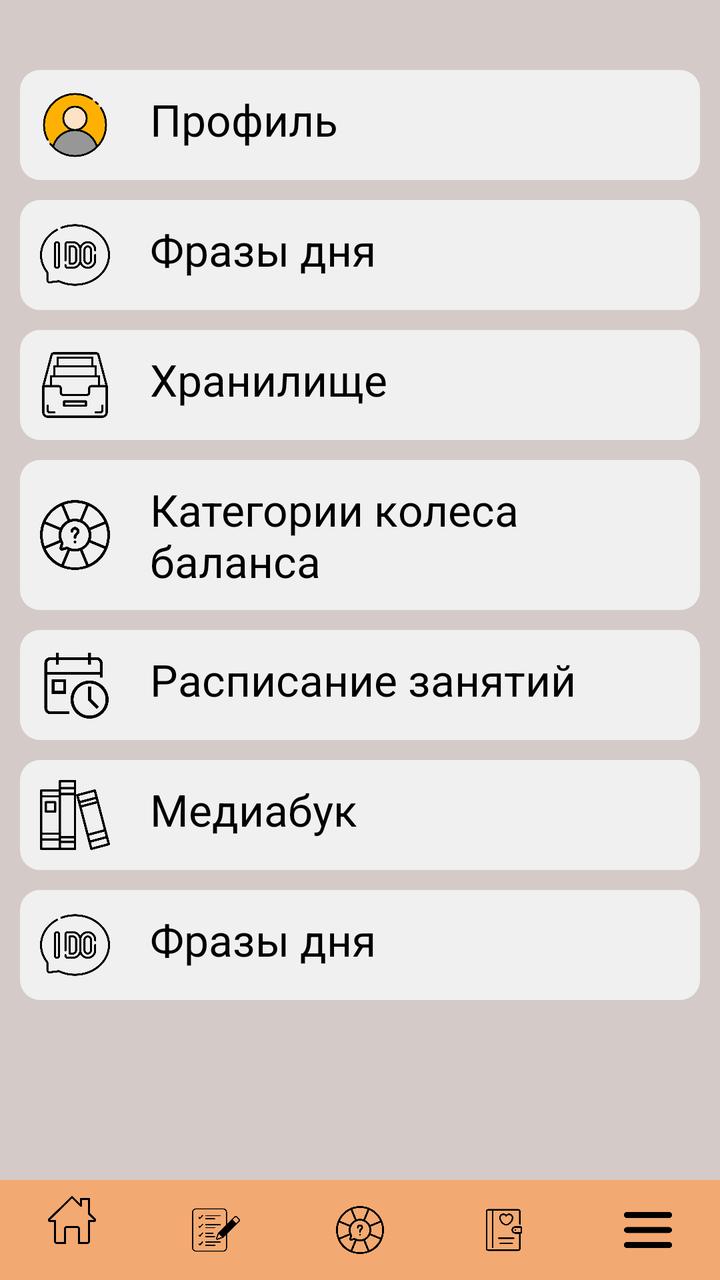
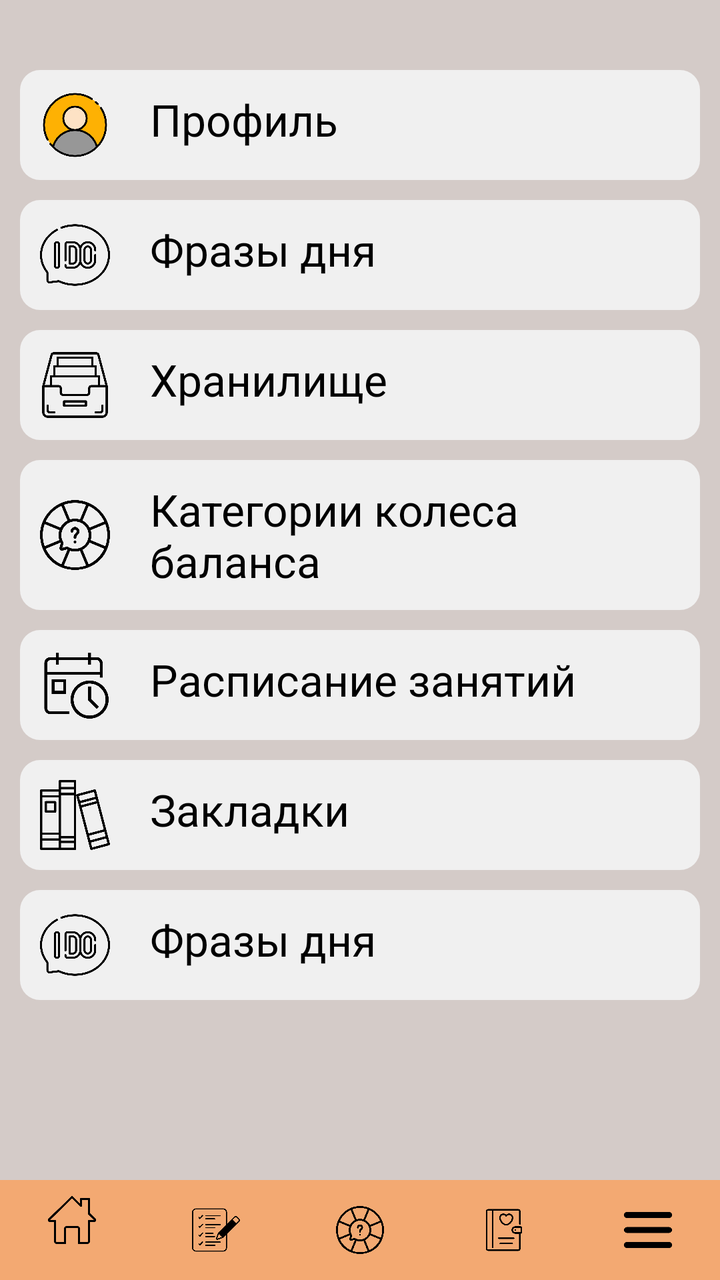

Compare the two renders of this Android layout. The source of the first and the diff that turns it into the second are given below.
<!-- AndroidManifest.xml: application theme Theme.Assistant -->
<!-- res/layout/activity_side_menu.xml -->
<?xml version="1.0" encoding="utf-8"?>
<RelativeLayout xmlns:android="http://schemas.android.com/apk/res/android"
    xmlns:app="http://schemas.android.com/apk/res-auto"
    xmlns:tools="http://schemas.android.com/tools"
    android:layout_width="match_parent"
    android:layout_height="match_parent"
    android:background="@color/background_main"
    tools:context=".SideMenuActivity"
    android:scrollbars="vertical">

    <ScrollView
        android:layout_width="match_parent"
        android:layout_height="match_parent">
        <RelativeLayout
            android:layout_width="match_parent"
            android:layout_height="wrap_content"
            android:orientation="vertical">


            <LinearLayout
                android:layout_width="match_parent"
                android:layout_height="wrap_content"
                android:orientation="vertical"
                android:layout_marginHorizontal="10dp"
                android:layout_marginTop="30dp"
                android:layout_marginBottom="70dp">

                <LinearLayout
                    android:layout_width="match_parent"
                    android:layout_height="wrap_content"
                    android:orientation="horizontal"
                    android:background="@drawable/image_btn_style"
                    android:paddingVertical="10dp"
                    android:layout_marginVertical="5dp">

                    <ImageView
                        android:layout_width="35dp"
                        android:layout_height="35dp"
                        android:background="@drawable/profile"
                        android:layout_marginHorizontal="10dp"
                        android:layout_gravity="center"/>
                    <TextView
                        android:layout_width="match_parent"
                        android:layout_height="wrap_content"
                        android:text="Профиль"
                        android:textSize="22dp"
                        android:textColor="@color/black"
                        android:layout_marginHorizontal="10dp"/>

                </LinearLayout>

                <LinearLayout
                    android:layout_width="match_parent"
                    android:layout_height="wrap_content"
                    android:orientation="horizontal"
                    android:background="@drawable/image_btn_style"
                    android:paddingVertical="10dp"
                    android:layout_marginVertical="5dp">

                    <ImageView
                        android:layout_width="35dp"
                        android:layout_height="35dp"
                        android:background="@drawable/day_phrase"
                        android:layout_marginHorizontal="10dp"
                        android:layout_gravity="center"/>
                    <TextView
                        android:layout_width="match_parent"
                        android:layout_height="wrap_content"
                        android:text="Фразы дня"
                        android:textSize="22dp"
                        android:textColor="@color/black"
                        android:layout_marginHorizontal="10dp"/>

                </LinearLayout>

                <LinearLayout
                    android:layout_width="match_parent"
                    android:layout_height="wrap_content"
                    android:id="@+id/goStorageActivity"
                    android:orientation="horizontal"
                    android:background="@drawable/image_btn_style"
                    android:paddingVertical="10dp"
                    android:layout_marginVertical="5dp">

                    <ImageView
                        android:layout_width="35dp"
                        android:layout_height="35dp"
                        android:background="@drawable/archiv"
                        android:layout_marginHorizontal="10dp"
                        android:layout_gravity="center"/>
                    <TextView
                        android:layout_width="match_parent"
                        android:layout_height="wrap_content"
                        android:text="Хранилище"
                        android:textSize="22dp"
                        android:textColor="@color/black"
                        android:layout_marginHorizontal="10dp"/>

                </LinearLayout>

                <LinearLayout
                    android:layout_width="match_parent"
                    android:layout_height="wrap_content"
                    android:id="@+id/goCtgActivity"
                    android:orientation="horizontal"
                    android:background="@drawable/image_btn_style"
                    android:paddingVertical="10dp"
                    android:layout_marginVertical="5dp">

                    <ImageView
                        android:layout_width="35dp"
                        android:layout_height="35dp"
                        android:background="@drawable/balance"
                        android:layout_marginHorizontal="10dp"
                        android:layout_gravity="center"/>
                    <TextView
                        android:layout_width="match_parent"
                        android:layout_height="wrap_content"
                        android:text="Категории колеса баланса"
                        android:textSize="22dp"
                        android:layout_gravity="center"
                        android:textColor="@color/black"
                        android:layout_marginHorizontal="10dp"/>

                </LinearLayout>

                <LinearLayout
                    android:layout_width="match_parent"
                    android:layout_height="wrap_content"
                    android:id="@+id/goTimetableActivity"
                    android:orientation="horizontal"
                    android:background="@drawable/image_btn_style"
                    android:paddingVertical="10dp"
                    android:layout_marginVertical="5dp">

                    <ImageView
                        android:layout_width="35dp"
                        android:layout_height="35dp"
                        android:background="@drawable/schedule"
                        android:layout_marginHorizontal="10dp"
                        android:layout_gravity="center"/>
                    <TextView
                        android:layout_width="match_parent"
                        android:layout_height="wrap_content"
                        android:text="Расписание занятий"
                        android:textSize="22dp"
                        android:textColor="@color/black"
                        android:layout_marginHorizontal="10dp"/>

                </LinearLayout>

                <LinearLayout
                    android:layout_width="match_parent"
                    android:layout_height="wrap_content"
                    android:id="@+id/goMediabookActivity"
                    android:orientation="horizontal"
                    android:background="@drawable/image_btn_style"
                    android:paddingVertical="10dp"
                    android:layout_marginVertical="5dp">

                    <ImageView
                        android:layout_width="35dp"
                        android:layout_height="35dp"
                        android:background="@drawable/book"
                        android:layout_marginHorizontal="10dp"
                        android:layout_gravity="center"/>
                    <TextView
                        android:layout_width="match_parent"
                        android:layout_height="wrap_content"
                        android:text="Медиабук"
                        android:textSize="22dp"
                        android:textColor="@color/black"
                        android:layout_marginHorizontal="10dp"/>

                </LinearLayout>

                <LinearLayout
                    android:layout_width="match_parent"
                    android:layout_height="wrap_content"
                    android:id="@+id/goPhraseActivity"
                    android:orientation="horizontal"
                    android:background="@drawable/image_btn_style"
                    android:paddingVertical="10dp"
                    android:layout_marginVertical="5dp">

                    <ImageView
                        android:layout_width="35dp"
                        android:layout_height="35dp"
                        android:background="@drawable/day_phrase"
                        android:layout_marginHorizontal="10dp"
                        android:layout_gravity="center"/>
                    <TextView
                        android:layout_width="match_parent"
                        android:layout_height="wrap_content"
                        android:text="Фразы дня"
                        android:textSize="22dp"
                        android:textColor="@color/black"
                        android:layout_marginHorizontal="10dp"/>

                </LinearLayout>
            </LinearLayout>

        </RelativeLayout>
    </ScrollView>

    <com.google.android.material.bottomnavigation.BottomNavigationView
        android:id="@+id/bottomNavigationView"
        android:layout_width="match_parent"
        android:layout_height="50dp"
        android:background="@color/bottom_menu"
        style="@style/Widget.MaterialComponents.BottomNavigationView.Colored"
        app:itemIconTint="@color/black"
        android:layout_alignParentBottom="true"
        app:menu="@menu/bottom_menu"
        />

</RelativeLayout>
<!-- resources referenced by this layout -->
<resources>
  <color name="background_main">#FFD4CBC8</color>
  <color name="black">#FF000000</color>
  <color name="bottom_menu">#FFF3A972</color>
  <!-- drawable archiv: png bitmap (drawable, 10217 bytes) -->
  <!-- drawable balance: png bitmap (drawable, 25415 bytes) -->
  <!-- drawable book: png bitmap (drawable, 15682 bytes) -->
  <!-- drawable day_phrase: png bitmap (drawable, 19132 bytes) -->
  <!-- drawable image_btn_style (drawable) -->
  <?xml version="1.0" encoding="utf-8"?>
  <shape xmlns:android="http://schemas.android.com/apk/res/android">
      <solid android:color="@color/background2"/>
      <corners android:radius="10.0dp"/>
  </shape>
  <!-- drawable profile: png bitmap (drawable, 29930 bytes) -->
  <!-- drawable schedule: png bitmap (drawable, 11515 bytes) -->
  <style name="Theme.Assistant" parent="Base.Theme.Assistant" />
  <color name="background2">#FFF0F0F0</color>
  <style name="Base.Theme.Assistant" parent="Theme.Material3.DayNight.NoActionBar">
          
          
          <item name="colorPrimary">@color/background_main</item>
  
          <item name="android:spinnerItemStyle">
              @style/spinnerItemStyle
          </item>
  
          
          <item name="android:spinnerDropDownItemStyle">
              @style/spinnerDropDownItemStyle
          </item>
  
      </style>
  <style name="spinnerItemStyle">
  
          <item name="android:textStyle">normal</item>
          <item name="android:paddingHorizontal">20dp</item>
          <item name="android:textSize">20sp</item>
          <item name="android:textColor">@color/black</item>
      </style>
  <style name="spinnerDropDownItemStyle">
          <item name="android:paddingHorizontal">20dp</item>
          <item name="android:paddingVertical">10dp</item>
          <item name="android:textSize">20sp</item>
          <item name="android:textColor">@color/black</item>
      </style>
</resources>

<!-- the commit's change to res/layout/activity_side_menu.xml (unified diff, before → after) -->
@@ -167,7 +167,7 @@
                     <TextView
                         android:layout_width="match_parent"
                         android:layout_height="wrap_content"
-                        android:text="Медиабук"
+                        android:text="Закладки"
                         android:textSize="22dp"
                         android:textColor="@color/black"
                         android:layout_marginHorizontal="10dp"/>
